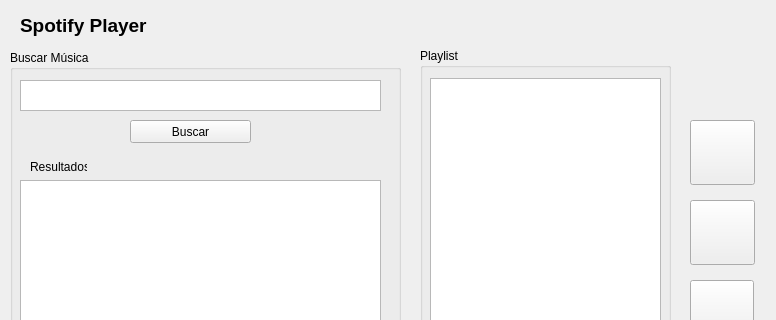
Qt form QtSpotifyApp/spotifyapp.ui (lucas-izumi/QtSpotifyApp) before a commit; both pictures show x 0 to 776 and y 0 to 320 of the 776 by 675 pixel window.
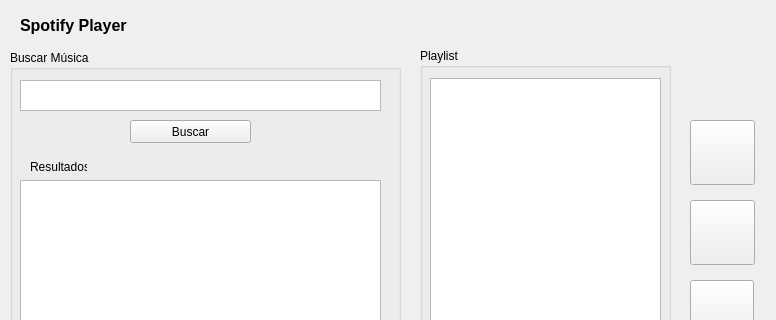
The same form after that commit. Icons and pictures are not drawn.

Commit message: Exibindo o nome da musica tocando atualmente no topo do app

What changed in the file:
```diff
--- a/QtSpotifyApp/spotifyapp.ui
+++ b/QtSpotifyApp/spotifyapp.ui
@@ -271,13 +271,13 @@
      <rect>
       <x>20</x>
       <y>10</y>
-      <width>201</width>
+      <width>731</width>
       <height>31</height>
      </rect>
     </property>
     <property name="font">
      <font>
-      <pointsize>14</pointsize>
+      <pointsize>12</pointsize>
       <weight>75</weight>
       <bold>true</bold>
      </font>
```
The commit also changes 1 other file.
